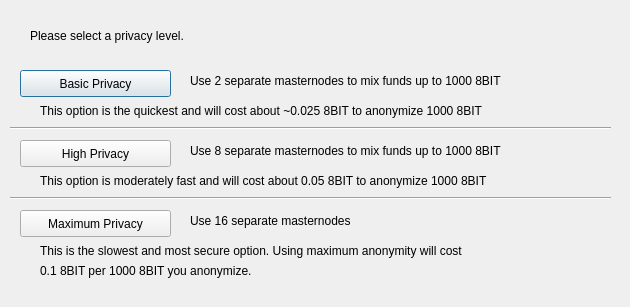
The window that src/qt/forms/darksendconfig.ui (PXLFuSSeL/WorldCurrencyCoin) describes before a commit, drawn with Qt 5.
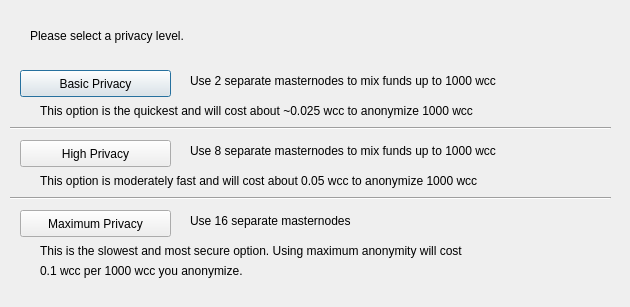
The same window after the commit.

Patch:
```diff
--- a/src/qt/forms/darksendconfig.ui
+++ b/src/qt/forms/darksendconfig.ui
@@ -75,7 +75,7 @@
     </rect>
    </property>
    <property name="text">
-    <string>Use 2 separate masternodes to mix funds up to 1000 8BIT</string>
+    <string>Use 2 separate masternodes to mix funds up to 1000 wcc</string>
    </property>
   </widget>
   <widget class="QLabel" name="label_3">
@@ -88,7 +88,7 @@
     </rect>
    </property>
    <property name="text">
-    <string>Use 8 separate masternodes to mix funds up to 1000 8BIT</string>
+    <string>Use 8 separate masternodes to mix funds up to 1000 wcc</string>
    </property>
   </widget>
   <widget class="QLabel" name="label_4">
@@ -114,7 +114,7 @@
     </rect>
    </property>
    <property name="text">
-    <string>This option is the quickest and will cost about ~0.025 8BIT to anonymize 1000 8BIT</string>
+    <string>This option is the quickest and will cost about ~0.025 wcc to anonymize 1000 wcc</string>
    </property>
   </widget>
   <widget class="QLabel" name="label_7">
@@ -127,7 +127,7 @@
     </rect>
    </property>
    <property name="text">
-    <string>This option is moderately fast and will cost about 0.05 8BIT to anonymize 1000 8BIT</string>
+    <string>This option is moderately fast and will cost about 0.05 wcc to anonymize 1000 wcc</string>
    </property>
   </widget>
   <widget class="QLabel" name="label_8">
@@ -153,7 +153,7 @@
     </rect>
    </property>
    <property name="text">
-    <string>0.1 8BIT per 1000 8BIT you anonymize.</string>
+    <string>0.1 wcc per 1000 wcc you anonymize.</string>
    </property>
   </widget>
   <widget class="Line" name="line">
```
